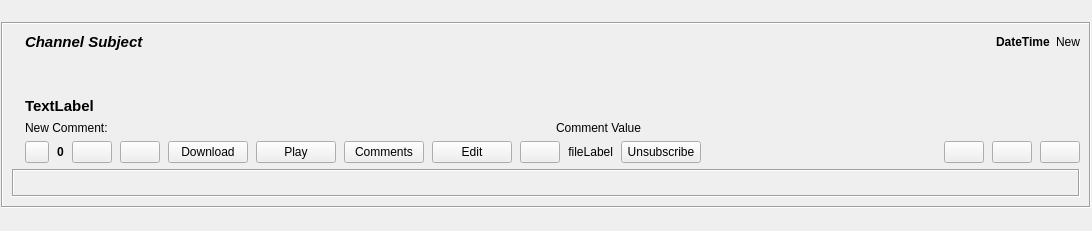
Before: the Qt Designer form retroshare-gui/src/gui/feeds/GxsChannelPostItem.ui in RetroShare/RetroShare, drawn with Qt 5.
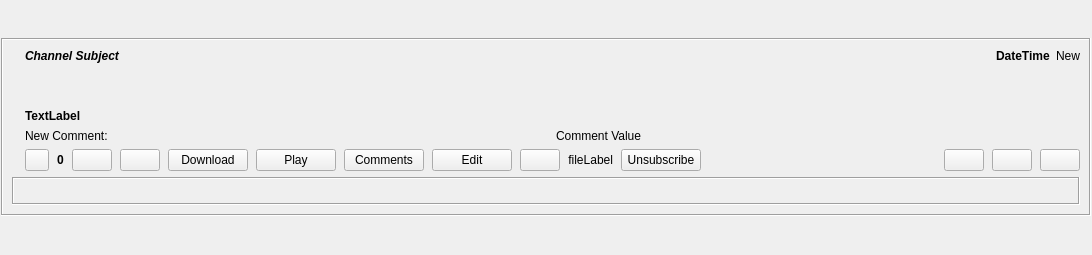
After: the same form once the commit is applied. Custom widgets are drawn as their Qt base class.

Diff of the .ui file:
```diff
--- a/retroshare-gui/src/gui/feeds/GxsChannelPostItem.ui
+++ b/retroshare-gui/src/gui/feeds/GxsChannelPostItem.ui
@@ -7,7 +7,7 @@
     <x>0</x>
     <y>0</y>
     <width>1092</width>
-    <height>231</height>
+    <height>255</height>
    </rect>
   </property>
   <layout class="QGridLayout" name="GxsChannelPostItem_GL">
@@ -86,7 +86,6 @@
               </property>
               <property name="font">
                <font>
-                <pointsize>11</pointsize>
                 <weight>75</weight>
                 <italic>true</italic>
                 <bold>true</bold>
@@ -142,7 +141,6 @@
            <widget class="QLabel" name="subjectLabel">
             <property name="font">
              <font>
-              <pointsize>11</pointsize>
               <weight>75</weight>
               <italic>false</italic>
               <bold>true</bold>
```
